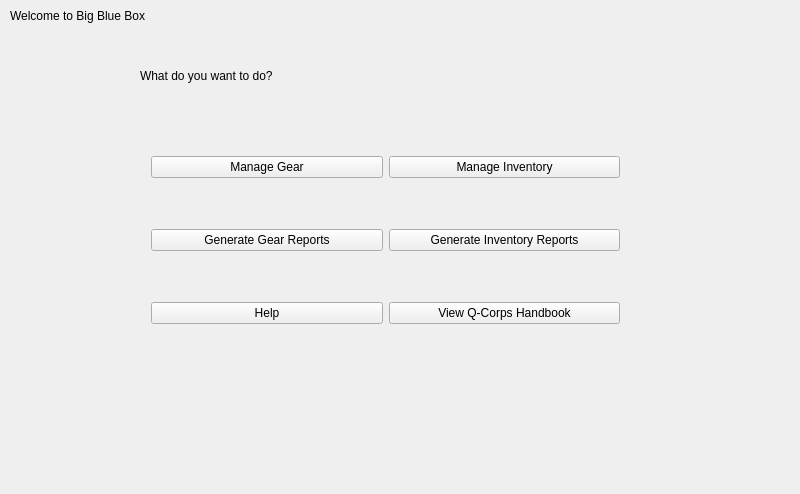
The window that mainwindow.ui (rbaker26/BigBlueBox) describes before a commit, drawn with Qt 5.
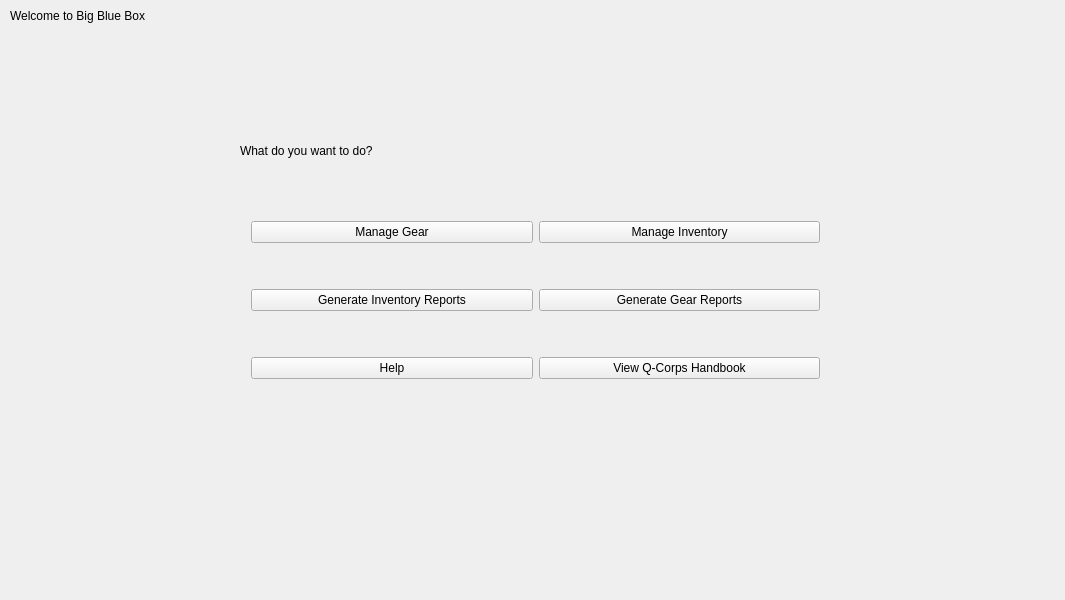
The same window after the commit.

What changed in the file:
```diff
--- a/mainwindow.ui
+++ b/mainwindow.ui
@@ -6,73 +6,19 @@
    <rect>
     <x>0</x>
     <y>0</y>
-    <width>800</width>
-    <height>494</height>
+    <width>1065</width>
+    <height>600</height>
    </rect>
   </property>
   <property name="windowTitle">
    <string>MainWindow</string>
   </property>
   <widget class="QWidget" name="centralWidget">
-   <widget class="QWidget" name="gridLayoutWidget">
-    <property name="geometry">
-     <rect>
-      <x>140</x>
-      <y>100</y>
-      <width>491</width>
-      <height>281</height>
-     </rect>
-    </property>
-    <layout class="QGridLayout" name="gridLayout">
-     <item row="1" column="0">
-      <widget class="QPushButton" name="pushButton_gearRepot">
-       <property name="text">
-        <string>Generate Gear Reports</string>
-       </property>
-      </widget>
-     </item>
-     <item row="0" column="1">
-      <widget class="QPushButton" name="pushButton_mInv">
-       <property name="text">
-        <string>Manage Inventory</string>
-       </property>
-      </widget>
-     </item>
-     <item row="1" column="1">
-      <widget class="QPushButton" name="pushButton_invReport">
-       <property name="text">
-        <string>Generate Inventory Reports</string>
-       </property>
-      </widget>
-     </item>
-     <item row="2" column="0">
-      <widget class="QPushButton" name="pushButton_help">
-       <property name="text">
-        <string>Help</string>
-       </property>
-      </widget>
-     </item>
-     <item row="2" column="1">
-      <widget class="QPushButton" name="pushButton_viewBook">
-       <property name="text">
-        <string>View Q-Corps Handbook</string>
-       </property>
-      </widget>
-     </item>
-     <item row="0" column="0">
-      <widget class="QPushButton" name="pushButton_mGear">
-       <property name="text">
-        <string>Manage Gear</string>
-       </property>
-      </widget>
-     </item>
-    </layout>
-   </widget>
    <widget class="QLabel" name="label">
     <property name="geometry">
      <rect>
-      <x>140</x>
-      <y>55</y>
+      <x>240</x>
+      <y>130</y>
       <width>351</width>
       <height>41</height>
      </rect>
@@ -94,6 +40,72 @@
      <string>Welcome to Big Blue Box</string>
     </property>
    </widget>
+   <widget class="QWidget" name="">
+    <property name="geometry">
+     <rect>
+      <x>240</x>
+      <y>170</y>
+      <width>591</width>
+      <height>261</height>
+     </rect>
+    </property>
+    <layout class="QVBoxLayout" name="verticalLayout">
+     <item>
+      <layout class="QHBoxLayout" name="horizontalLayout">
+       <item>
+        <widget class="QPushButton" name="pushButton_mGear">
+         <property name="text">
+          <string>Manage Gear</string>
+         </property>
+        </widget>
+       </item>
+       <item>
+        <widget class="QPushButton" name="pushButton_mInv">
+         <property name="text">
+          <string>Manage Inventory</string>
+         </property>
+        </widget>
+       </item>
+      </layout>
+     </item>
+     <item>
+      <layout class="QHBoxLayout" name="horizontalLayout_2">
+       <item>
+        <widget class="QPushButton" name="pushButton_invReport">
+         <property name="text">
+          <string>Generate Inventory Reports</string>
+         </property>
+        </widget>
+       </item>
+       <item>
+        <widget class="QPushButton" name="pushButton_gearRepot">
+         <property name="text">
+          <string>Generate Gear Reports</string>
+         </property>
+        </widget>
+       </item>
+      </layout>
+     </item>
+     <item>
+      <layout class="QHBoxLayout" name="horizontalLayout_3">
+       <item>
+        <widget class="QPushButton" name="pushButton_help">
+         <property name="text">
+          <string>Help</string>
+         </property>
+        </widget>
+       </item>
+       <item>
+        <widget class="QPushButton" name="pushButton_viewBook">
+         <property name="text">
+          <string>View Q-Corps Handbook</string>
+         </property>
+        </widget>
+       </item>
+      </layout>
+     </item>
+    </layout>
+   </widget>
   </widget>
  </widget>
  <layoutdefault spacing="6" margin="11"/>
```
